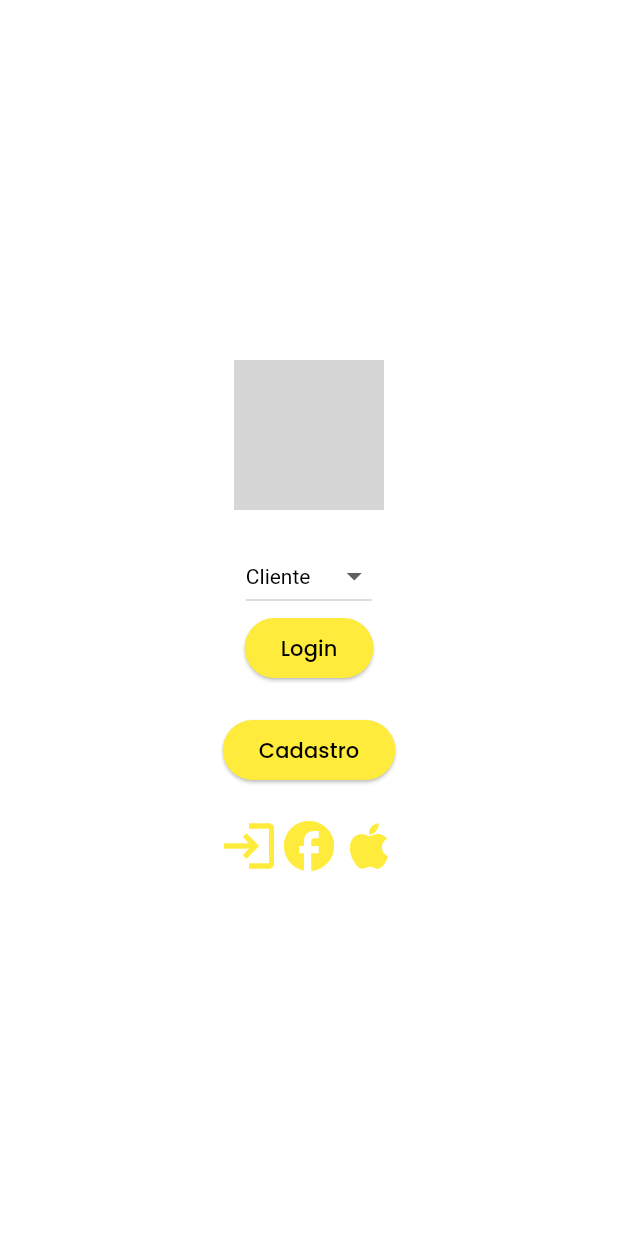
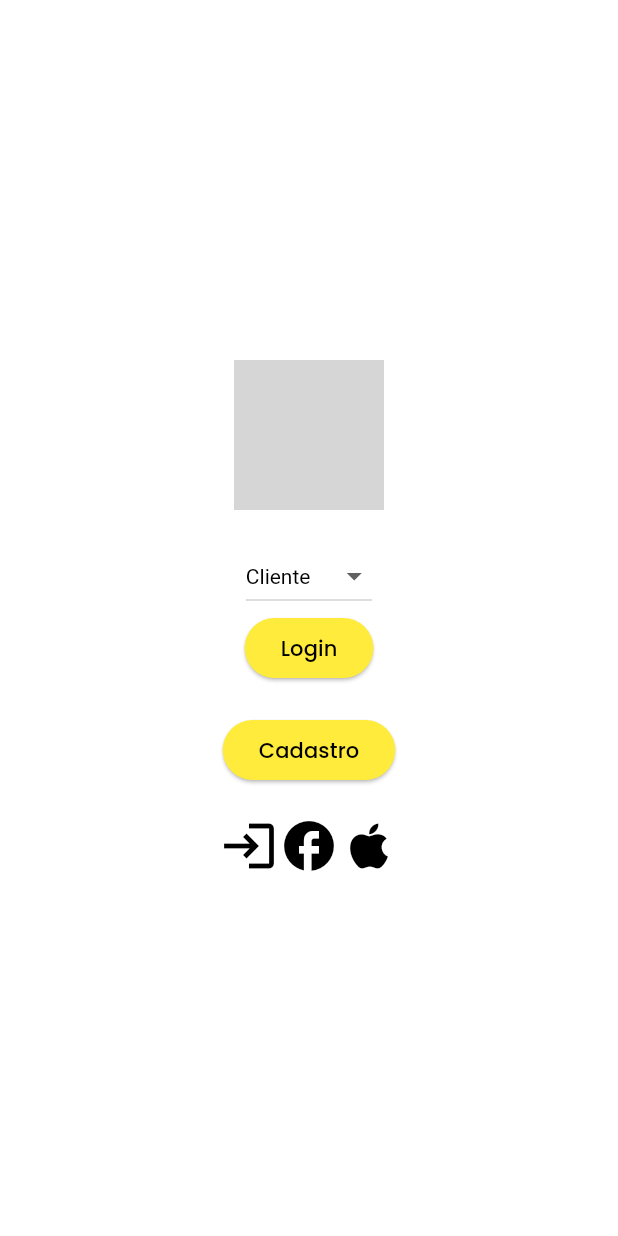
Before and after one commit to derpooo/speedlog, a Flutter app: the screen it shows after launch, on a phone screen of 412 x 824 dp. Run offline on Flutter 3.47's test engine with Material 3 defaults, Android fonts, the phone set to English and light mode, and no system bars; our stand-ins replace google_fonts; grey boxes are pictures that could not be loaded.

Commit message:
Update pagina_login.dart

```diff
--- a/lib/ui/pages/pagina_login.dart
+++ b/lib/ui/pages/pagina_login.dart
@@ -85,9 +85,9 @@ class _EstadoPaginaLogin extends State<PaginaLogin> {
               Row(
                 mainAxisAlignment: MainAxisAlignment.center,
                 children: [
-                  Icon(Icons.login, color: Colors.yellow, size: 40),
-                  Icon(Icons.facebook, color: Colors.yellow, size: 40),
-                  Icon(Icons.apple, color: Colors.yellow, size: 40),
+                  Icon(Icons.login, color: const Color.fromARGB(255, 0, 0, 0), size: 40),
+                  Icon(Icons.facebook, color: const Color.fromARGB(255, 0, 0, 0), size: 40),
+                  Icon(Icons.apple, color: const Color.fromARGB(255, 0, 0, 0), size: 40),
                 ],
               ),
             ]
```
